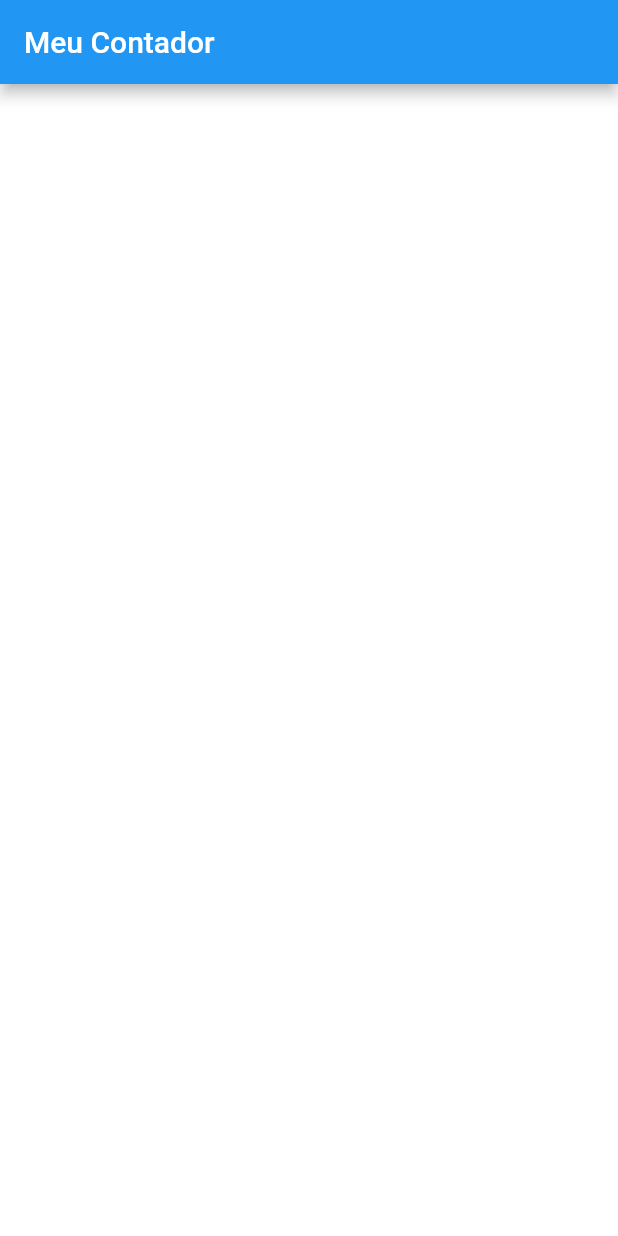
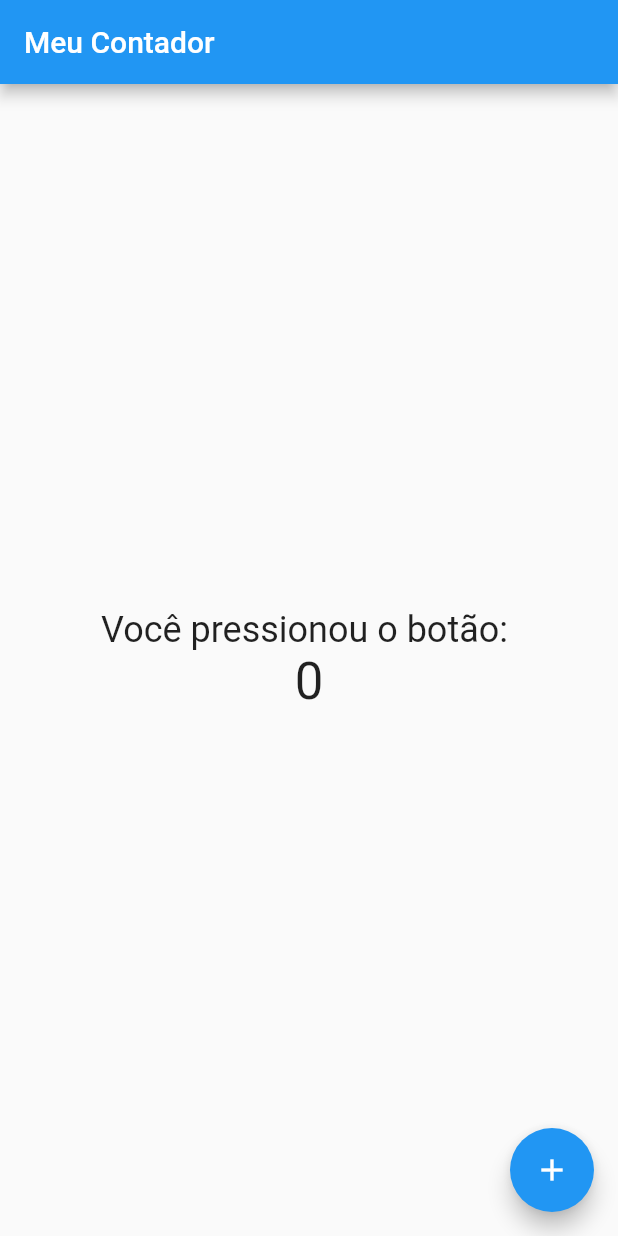
Before and after one commit to 3dsonneto/flutter-aula-reconstrucao, a Flutter app: the screen it shows after launch, on a phone screen of 412 x 824 dp. Run offline on Flutter 3.47's test engine with Material 2 defaults, Android fonts, the phone set to English and light mode, and no system bars.

Commit message:
Implementando o setState

```diff
--- a/lib/main.dart
+++ b/lib/main.dart
@@ -14,19 +14,44 @@ class CounterScreen extends StatefulWidget {
 }
 
 class _CounterScreenState extends State<CounterScreen> {
+  var resultado = 0;
+
   @override
   Widget build(BuildContext context) {
     return Scaffold(
       appBar: AppBar(
         title: Text("Meu Contador"),
       ),
-      body: Container(
-        color: Colors.white,
+      body: Column(
+        mainAxisAlignment: MainAxisAlignment.center,
+        children: [
+          Center(
+            child: Text(
+              "Você pressionou o botão: ",
+              style: TextStyle(fontSize: 24),
+            ),
+          ),
+          Center(
+            child: Text(
+              "$resultado",
+              style: TextStyle(fontSize: 34),
+            ),
+          ),
+        ],
       ),
       // bottomNavigationBar: Container(
       //   height: 120,
       //   color: Colors.red,
       // ),
+      floatingActionButton: FloatingActionButton(
+        onPressed: () {
+          print("Botão Pressionado");
+          setState(() {
+            resultado += 1;
+          });
+        },
+        child: Icon(Icons.add),
+      ),
     );
   }
 }
```
